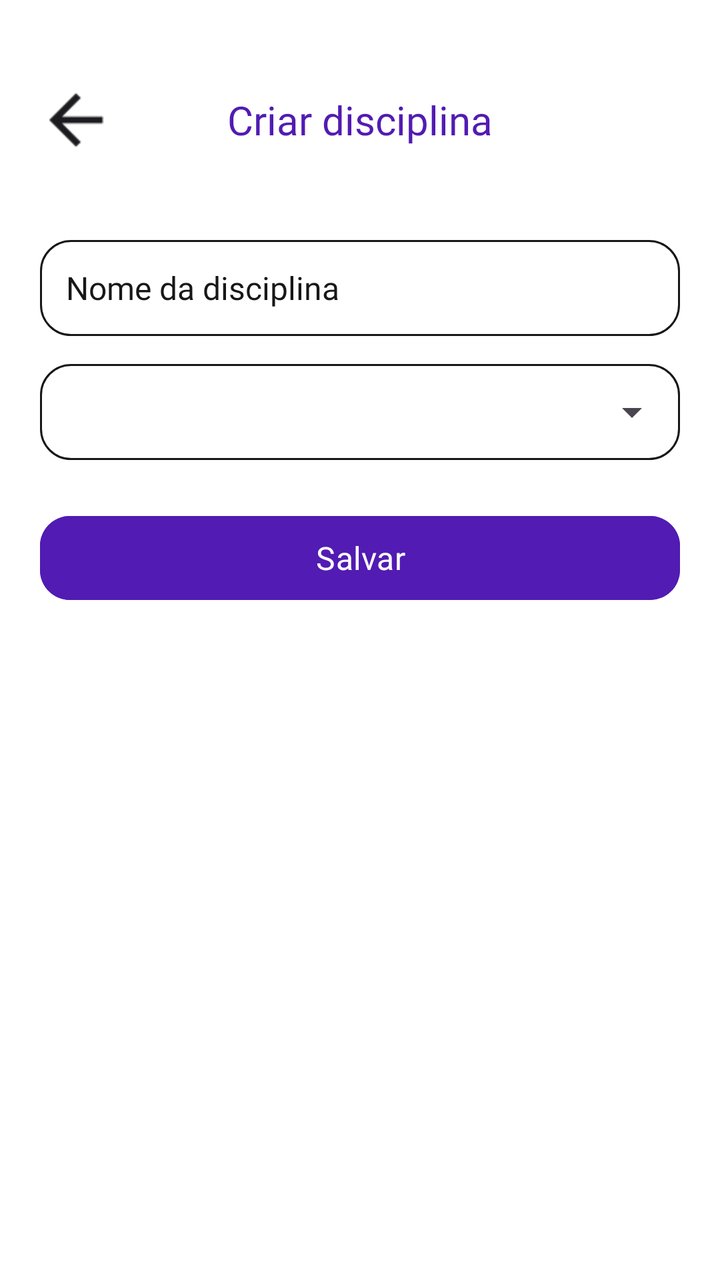
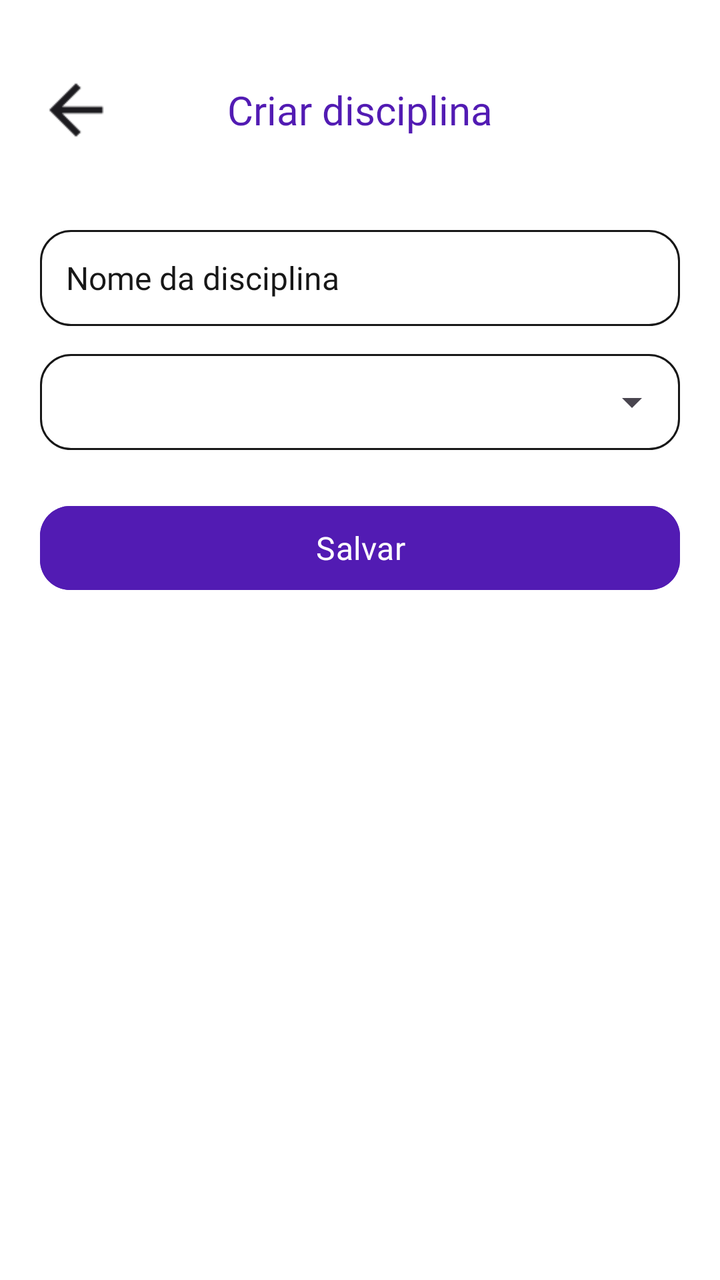

Compare the two renders of this Android layout. The source of the first and the diff that turns it into the second are given below.
<!-- AndroidManifest.xml: application theme Theme.MeuFuturoAgora -->
<!-- res/layout/activity_criar_disciplina.xml -->
<?xml version="1.0" encoding="utf-8"?>
<androidx.constraintlayout.widget.ConstraintLayout xmlns:android="http://schemas.android.com/apk/res/android"
    xmlns:app="http://schemas.android.com/apk/res-auto"
    android:id="@+id/main"
    android:layout_width="match_parent"
    android:layout_height="match_parent"
    android:background="@android:color/white">

    <ImageView
        android:id="@+id/btnVoltar"
        android:layout_width="40dp"
        android:layout_height="40dp"
        android:layout_marginStart="18dp"
        android:layout_marginTop="40dp"
        android:contentDescription="Voltar"
        android:scaleType="centerInside"
        android:src="@drawable/seta_voltar"
        app:layout_constraintStart_toStartOf="parent"
        app:layout_constraintTop_toTopOf="parent" />

    <TextView
        android:layout_width="0dp"
        android:layout_height="50dp"
        android:fontFamily="@font/poppins_bold"
        android:gravity="center"
        android:text="Criar disciplina"
        android:textColor="@color/roxo_primario"
        android:textSize="20sp"
        app:layout_constraintBottom_toBottomOf="@id/btnVoltar"
        app:layout_constraintEnd_toEndOf="parent"
        app:layout_constraintStart_toStartOf="parent"
        app:layout_constraintTop_toTopOf="@id/btnVoltar" />

    <LinearLayout
        android:layout_width="0dp"
        android:layout_height="wrap_content"
        android:layout_marginStart="20dp"
        android:layout_marginTop="40dp"
        android:layout_marginEnd="20dp"
        android:orientation="vertical"
        app:layout_constraintEnd_toEndOf="parent"
        app:layout_constraintStart_toStartOf="parent"
        app:layout_constraintTop_toBottomOf="@id/btnVoltar">

        <EditText
            android:id="@+id/edtNomeDisciplina"
            android:layout_width="match_parent"
            android:layout_height="48dp"
            android:background="@drawable/bg_campo_criar_atividade"
            android:fontFamily="@font/poppins_regular"
            android:hint="Nome da disciplina"
            android:inputType="text|textCapSentences"
            android:paddingStart="13dp"
            android:paddingEnd="13dp"
            android:textColor="#171717"
            android:textColorHint="#171717"
            android:textSize="16sp" />

        <LinearLayout
            android:layout_width="match_parent"
            android:layout_height="wrap_content"
            android:layout_marginTop="14dp"
            android:background="@drawable/bg_campo_criar_atividade"
            android:orientation="vertical">

            <Spinner
                android:id="@+id/spinnerTurmaDisciplina"
                android:layout_width="match_parent"
                android:layout_height="48dp"
                android:paddingStart="9dp"
                android:paddingEnd="9dp" />

        </LinearLayout>

        <com.google.android.material.button.MaterialButton
            android:id="@+id/btnSalvarDisciplina"
            android:layout_width="match_parent"
            android:layout_height="50dp"
            android:layout_marginTop="24dp"
            android:backgroundTint="@color/roxo_primario"
            android:fontFamily="@font/poppins_bold"
            android:text="Salvar"
            android:textAllCaps="false"
            android:textColor="@android:color/white"
            android:textSize="16sp"
            app:cornerRadius="15dp" />

    </LinearLayout>

</androidx.constraintlayout.widget.ConstraintLayout>
<!-- resources referenced by this layout -->
<resources>
  <color name="roxo_primario">#521BB3</color>
  <!-- drawable bg_campo_criar_atividade (drawable) -->
  <?xml version="1.0" encoding="utf-8"?>
  <shape xmlns:android="http://schemas.android.com/apk/res/android"
      android:shape="rectangle">
  
      <solid android:color="@android:color/white" />
  
      <stroke
          android:width="1dp"
          android:color="#171717" />
  
      <corners android:radius="15dp" />
  
  </shape>
  <!-- drawable seta_voltar: png bitmap (drawable, 265 bytes) -->
  <style name="Theme.MeuFuturoAgora" parent="Base.Theme.MeuFuturoAgora" />
  <style name="Base.Theme.MeuFuturoAgora" parent="Theme.Material3.DayNight.NoActionBar">
          <item name="android:navigationBarColor">@android:color/transparent</item>
      </style>
</resources>

<!-- the commit's change to res/layout/activity_criar_disciplina.xml (unified diff, before → after) -->
@@ -11,7 +11,7 @@
         android:layout_width="40dp"
         android:layout_height="40dp"
         android:layout_marginStart="18dp"
-        android:layout_marginTop="40dp"
+        android:layout_marginTop="35dp"
         android:contentDescription="Voltar"
         android:scaleType="centerInside"
         android:src="@drawable/seta_voltar"
